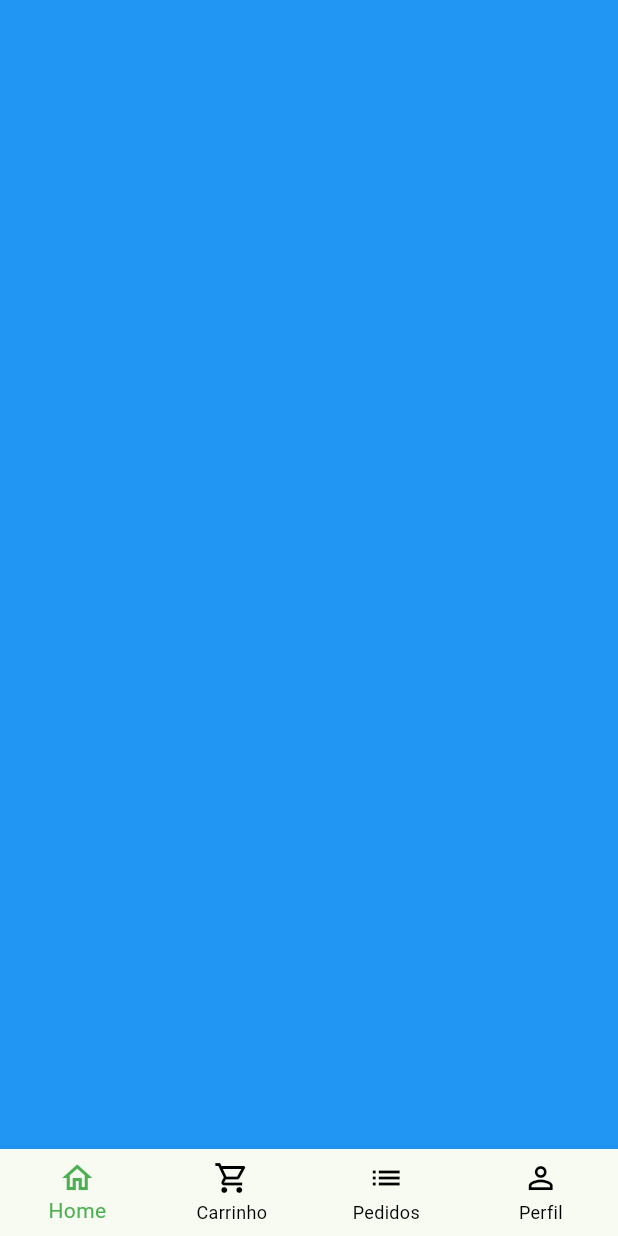
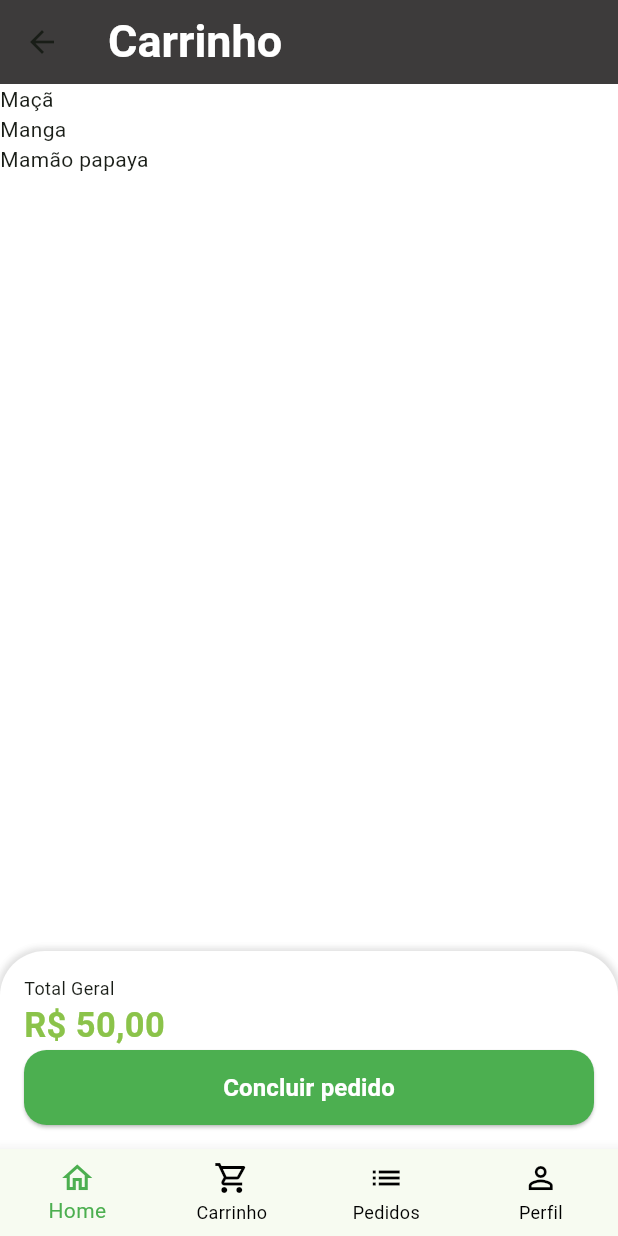
Before and after one commit to TPAlves/curso-flutter, a Flutter app: the BaseScreen screen opened directly, swiped to page 2, on a phone screen of 412 x 824 dp. Run offline on Flutter 3.47's test engine with Material 3 defaults, Android fonts, the phone set to English and light mode, and no system bars; our stand-ins replace animated_text_kit, mask_text_input_formatter.

Commit message:
feat: adicionando cart tab

```diff
--- a/lib/src/config/app_data.dart
+++ b/lib/src/config/app_data.dart
@@ -1,3 +1,4 @@
+import 'package:greengrocer/src/models/cart_item_model.dart';
 import 'package:greengrocer/src/models/item_model.dart';
 
 List<String> categories = [
@@ -64,3 +65,9 @@ ItemModel papaya = ItemModel(
 );
 
 List<ItemModel> items = [apple, grape, guava, kiwi, mango, papaya];
+
+List<CartItemModel> cartItems = [
+  CartItemModel(item: apple, quantity: 2),
+  CartItemModel(item: mango, quantity: 5),
+  CartItemModel(item: papaya, quantity: 1),
+];
--- /dev/null
+++ b/lib/src/models/cart_item_model.dart
@@ -0,0 +1,8 @@
+import 'package:greengrocer/src/models/item_model.dart';
+
+class CartItemModel {
+  ItemModel item;
+  int quantity;
+
+  CartItemModel({required this.item, required this.quantity});
+}
--- a/lib/src/pages/base/base_screen.dart
+++ b/lib/src/pages/base/base_screen.dart
@@ -1,5 +1,7 @@
 import 'package:flutter/material.dart';
+import 'package:greengrocer/src/pages/cart/cart_tab.dart';
 import 'package:greengrocer/src/pages/home/home_tab.dart';
+import 'package:greengrocer/src/services/utils_services.dart';
 
 class BaseScreen extends StatefulWidget {
   const BaseScreen({super.key});
@@ -11,6 +13,7 @@ class BaseScreen extends StatefulWidget {
 class _BaseScreenState extends State<BaseScreen> {
   int currentIndex = 0;
   final PageController pageController = PageController();
+  final UtilsServices utilsServices = UtilsServices();
 
   @override
   Widget build(BuildContext context) {
@@ -19,9 +22,13 @@ class _BaseScreenState extends State<BaseScreen> {
         controller: pageController,
         physics: const NeverScrollableScrollPhysics(),
         children: [
+          // Home
           HomeTab(),
-          Container(color: Colors.blue),
+          // Carinho
+          CartTab(utilsServices: utilsServices),
+          // Pedidos
           Container(color: Colors.green),
+          // Pefil
           Container(color: Colors.yellow),
         ],
       ),
--- /dev/null
+++ b/lib/src/pages/cart/cart_tab.dart
@@ -0,0 +1,86 @@
+import 'package:flutter/material.dart';
+import 'package:greengrocer/src/config/app_data.dart' as appData;
+import 'package:greengrocer/src/config/custom_colors.dart';
+import 'package:greengrocer/src/services/utils_services.dart';
+
+class CartTab extends StatelessWidget {
+  final UtilsServices utilsServices;
+  const CartTab({super.key, required this.utilsServices});
+
+  @override
+  Widget build(BuildContext context) {
+    return Scaffold(
+      appBar: AppBar(
+        title: const Text(
+          'Carrinho',
+          style: TextStyle(
+            color: Colors.white,
+            fontSize: 30,
+            fontWeight: FontWeight.bold,
+          ),
+        ),
+        backgroundColor: CustomColors.backgroundLogin,
+      ),
+      body: Column(
+        children: [
+          Expanded(
+            child: ListView.builder(
+              itemCount: appData.cartItems.length,
+              itemBuilder: (_, index) {
+                return Text(appData.cartItems[index].item.itemName);
+              },
+            ),
+          ),
+          Container(
+            padding: const EdgeInsets.all(16),
+            decoration: BoxDecoration(
+              color: Colors.white,
+              borderRadius: BorderRadius.vertical(top: Radius.circular(30)),
+              boxShadow: [
+                BoxShadow(
+                  color: Colors.grey.shade300,
+                  blurRadius: 3,
+                  spreadRadius: 2,
+                ),
+              ],
+            ),
+            child: Column(
+              crossAxisAlignment: CrossAxisAlignment.stretch,
+              children: [
+                const Text('Total Geral', style: TextStyle(fontSize: 12)),
+                Text(
+                  utilsServices.priceToCurrency(50),
+                  style: TextStyle(
+                    fontSize: 23,
+                    color: CustomColors.customSwatchColor,
+                    fontWeight: FontWeight.bold,
+                  ),
+                ),
+                SizedBox(
+                  height: 50,
+                  child: ElevatedButton(
+                    onPressed: () {},
+                    style: ElevatedButton.styleFrom(
+                      backgroundColor: Colors.green,
+                      shape: RoundedRectangleBorder(
+                        borderRadius: BorderRadius.circular(15),
+                      ),
+                    ),
+                    child: const Text(
+                      'Concluir pedido',
+                      style: TextStyle(
+                        color: Colors.white,
+                        fontSize: 16,
+                        fontWeight: FontWeight.bold,
+                      ),
+                    ),
+                  ),
+                ),
+              ],
+            ),
+          ),
+        ],
+      ),
+    );
+  }
+}
```
